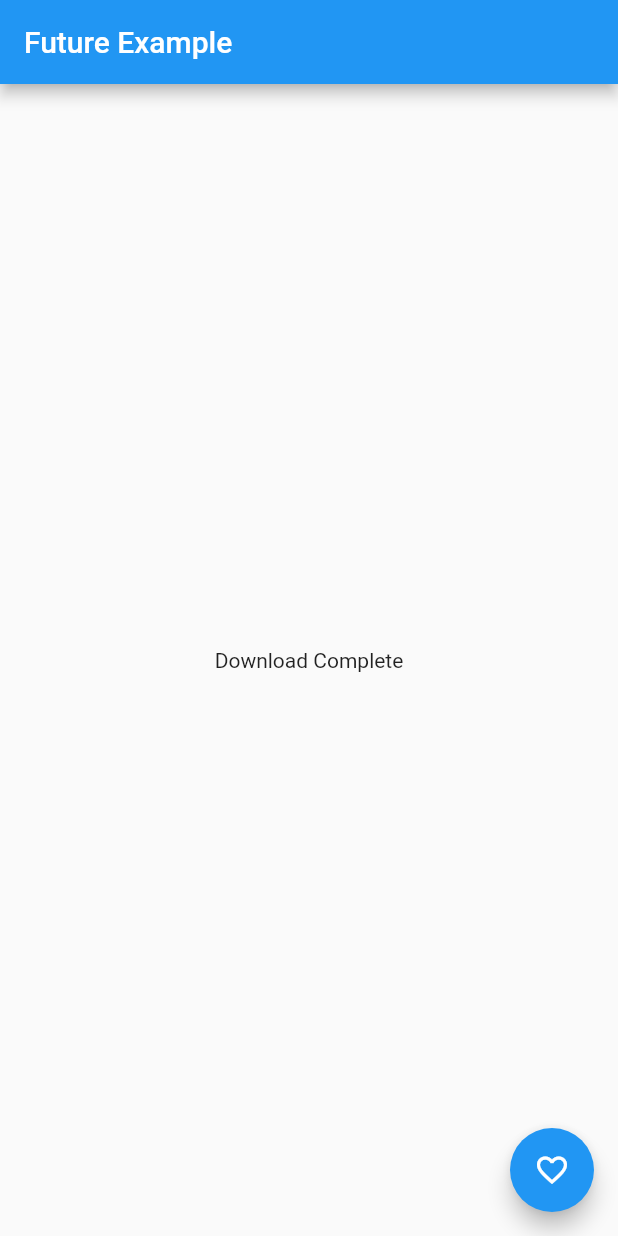
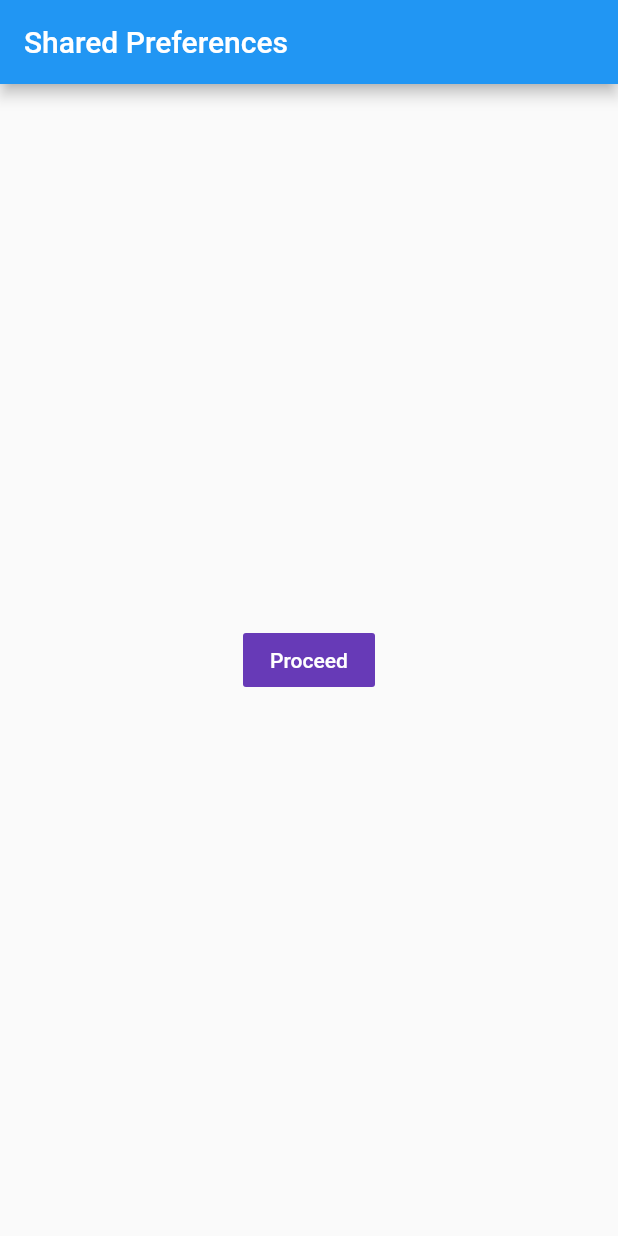
Before and after one commit to simongomes/fluttering, a Flutter app: the screen it shows after launch, on a phone screen of 412 x 824 dp. Run offline on Flutter 3.47's test engine with Material 2 defaults, Android fonts, the light colour scheme and no system bars; our stand-ins replace shared_preferences.

Commit message:
shared_preferences

```diff
--- a/lib/main.dart
+++ b/lib/main.dart
@@ -1,53 +1,63 @@
 import 'package:flutter/material.dart';
+import 'package:fluttering/WelcomeScreen.dart';
+import 'package:shared_preferences/shared_preferences.dart';
+
+import 'HomeScreen.dart';
 
 void main() {
   runApp(MyApp());
 }
 
 class MyApp extends StatelessWidget {
-
   @override
   Widget build(BuildContext context) {
     return MaterialApp(
-          title: "Provider Basic",
-          theme: ThemeData(
-              primarySwatch: Colors.blue
-          ),
-          home: FutureScreen()
-    );
+        title: "Provider Basic",
+        theme: ThemeData(primarySwatch: Colors.blue),
+        home: MainScreen());
   }
 }
-class FutureScreen extends StatelessWidget {
 
-  Future<String> downloadedData() {
-    return Future.delayed(Duration(seconds: 5), () {
-      return "Download Complete";
-    });
-  }
-
+class MainScreen extends StatelessWidget {
   @override
   Widget build(BuildContext context) {
     return Scaffold(
-      appBar: AppBar(title: Text("Future Example"),),
-      floatingActionButton: FloatingActionButton(
-        child: Icon(Icons.favorite_border),
-        onPressed: () {},
+      appBar: AppBar(
+        title: Text("Shared Preferences"),
       ),
-      body: Container(
-        padding: EdgeInsets.all(32),
-        child: Center(
-          child: FutureBuilder<String>(
-            future: downloadedData(),
-            builder: (context, response) {
-              if(response.connectionState == ConnectionState.done) {
-                return Text(response.data);
-              } else {
-                return CircularProgressIndicator();
-              }
-            },
+      body: Center(
+        child: FlatButton(
+          child: Text(
+            "Proceed",
+            style: TextStyle(color: Colors.white),
           ),
+          color: Colors.deepPurple,
+          onPressed: () async {
+            bool visitingFlag = await getVisitedFlag();
+
+            setVisitedFlag();
+
+            if (visitingFlag) {
+              Navigator.of(context)
+                  .push(MaterialPageRoute(builder: (context) => HomeScreen()));
+            } else {
+              Navigator.of(context).push(
+                  MaterialPageRoute(builder: (context) => WelcomeScreen()));
+            }
+          },
         ),
       ),
     );
   }
 }
+
+setVisitedFlag() async {
+  SharedPreferences preferences = await SharedPreferences.getInstance();
+  preferences.setBool("already_visited", true);
+}
+
+getVisitedFlag() async {
+  SharedPreferences preferences = await SharedPreferences.getInstance();
+  bool alradyVisited = preferences.getBool('already_visited') ?? false;
+  return alradyVisited;
+}
--- a/pubspec.yaml
+++ b/pubspec.yaml
@@ -24,6 +24,7 @@ dependencies:
   # Use with the CupertinoIcons class for iOS style icons.
   cupertino_icons: ^0.1.2
   provider: ^4.0.1
+  shared_preferences: ^0.5.6+1
 
 dev_dependencies:
   flutter_test:
```
Also changed, not shown: lib/HomeScreen.dart (added, +15 -0 lines), lib/WelcomeScreen.dart (added, +15 -0 lines), pubspec.lock.
